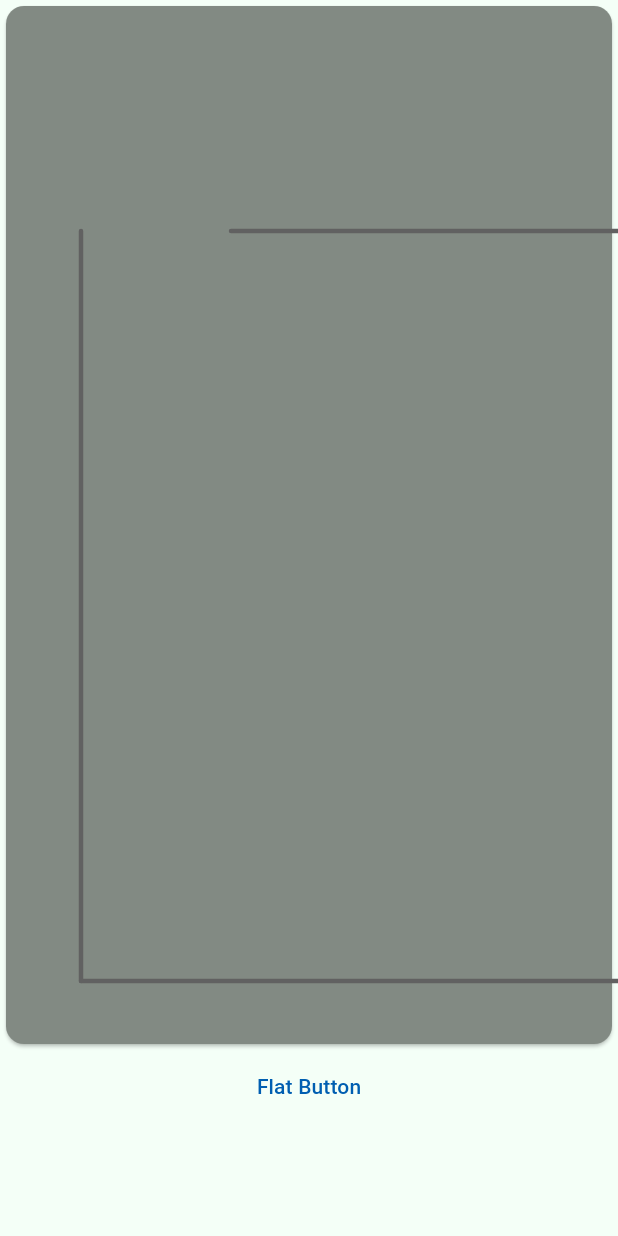
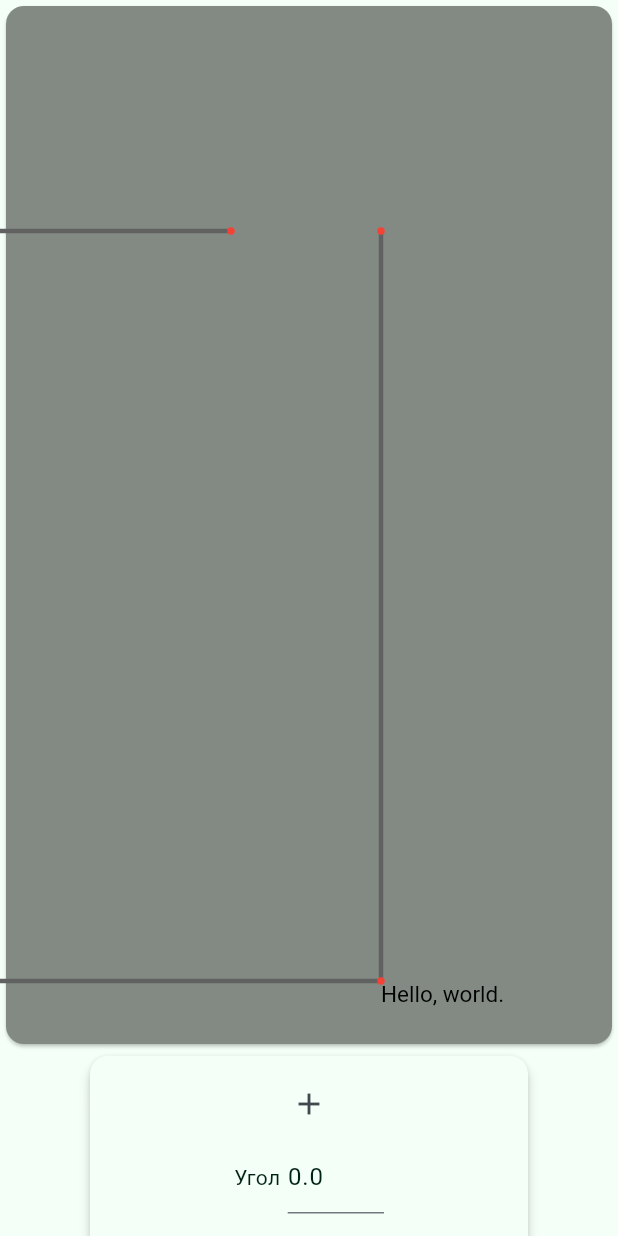
Before and after one commit to MaksLachugin/cad_web_sketcher, a Flutter app: the screen it shows after launch, on a phone screen of 412 x 824 dp. Run offline on Flutter 3.47's test engine with Material 3 defaults, Android fonts, the phone set to English and light mode, and no system bars; our stand-ins replace adaptive_theme, equatable, flutter_bloc, get_it, talker_flutter; missing offline and left inert: talker_bloc_logger; statements that could not run were skipped.

Commit message:
rebuild figure v1

```diff
--- a/lib/canvas_screen/view/canvas_screen.dart
+++ b/lib/canvas_screen/view/canvas_screen.dart
@@ -1,6 +1,6 @@
 import 'package:cad_web_sketcher/canvas_screen/bloc/canvas_screen_bloc.dart';
-import 'package:cad_web_sketcher/canvas_screen/widgets/canvasWidget.dart';
-import 'package:cad_web_sketcher/repo/models/figure.dart';
+import 'package:cad_web_sketcher/canvas_screen/widgets/widgets.dart';
+import 'package:cad_web_sketcher/repo/models/models.dart';
 import 'package:flutter/material.dart';
 import 'package:flutter_bloc/flutter_bloc.dart';
 
@@ -30,14 +30,45 @@
             return Column(
               children: [
                 canvasField(figure),
-                sendButtonWidget(),
+                SizedBox(height: 500, child: linesList(figure)),
+                TextButton(
+                  onPressed: () {
+                    _canvasScreenBloc.add(ReDrawCanvasScreen(figure));
+                  },
+                  child: Container(
+                    padding:
+                        const EdgeInsets.symmetric(vertical: 5, horizontal: 10),
+                    child: const Text('Flat Button'),
+                  ),
+                ),
+                //TODO add presets
               ],
             );
           }
-          return Container();
+          if (state is CanvasScreenLoadingFailure) return const Placeholder();
+
+          return const SizedBox(
+            height: 500,
+            child: Card(
+              color: Colors.black,
+            ),
+          );
         },
       )),
     );
+  }
+
+  ListView linesList(Figure figure) {
+    return ListView.builder(
+        itemBuilder: (context, i) {
+          Line line = figure.lines[i];
+          return LineTile(
+            figure: figure,
+            index: i,
+          );
+        },
+        // separatorBuilder: (context, index) => const Divider(),
+        itemCount: figure.length);
   }
 
   Widget canvasField(Figure figure) {
@@ -47,21 +78,9 @@
         width: 700,
         child: Card(
           color: const Color.fromARGB(255, 130, 138, 131),
-          child: MyCanvasWidget(figure: figure),
+          child: CanvasWidget(figure: figure),
         ),
       ),
     );
   }
 }
-
-Widget sendButtonWidget() {
-  return TextButton(
-    onPressed: () {
-      // figure.lines[1].len += 50;
-    },
-    child: Container(
-      padding: const EdgeInsets.symmetric(vertical: 5, horizontal: 10),
-      child: const Text('Flat Button'),
-    ),
-  );
-}
--- a/lib/canvas_screen/widgets/canvasWidget.dart
+++ /dev/null
@@ -1,35 +0,0 @@
-import 'package:flutter/material.dart';
-import 'dart:ui' as ui;
-import '../../repo/models/figure.dart';
-
-class MyCanvasWidget extends StatelessWidget {
-  MyCanvasWidget({super.key, required this.figure});
-
-  final Figure figure;
-  @override
-  Widget build(BuildContext context) {
-    return CustomPaint(
-      painter: MyPainter(figure),
-    );
-  }
-}
-
-class MyPainter extends CustomPainter {
-  final Figure figure;
-
-  MyPainter(this.figure);
-
-  @override
-  void paint(Canvas canvas, Size size) {
-    Paint paint = Paint()..color = Colors.grey.shade700;
-    paint.strokeWidth = 3;
-    paint.strokeCap = StrokeCap.round;
-
-    canvas.drawPoints(ui.PointMode.polygon, figure.listToDraw(), paint);
-  }
-
-  @override
-  bool shouldRepaint(CustomPainter oldDelegate) {
-    return false;
-  }
-}
--- /dev/null
+++ b/lib/canvas_screen/widgets/line_tile.dart
@@ -0,0 +1,106 @@
+// ignore_for_file: public_member_api_docs, sort_constructors_first
+import 'package:flutter/material.dart';
+import 'package:get_it/get_it.dart';
+
+import 'package:cad_web_sketcher/repo/models/figure.dart';
+import 'package:cad_web_sketcher/repo/models/line.dart';
+
+class LineTile extends StatelessWidget {
+  LineTile({
+    super.key,
+    required this.figure,
+    required this.index,
+  }) {
+    var line = figure.lines[index];
+
+    controller1 = TextEditingController(text: line.angle.toString());
+    controller2 = TextEditingController(text: line.len.toString());
+  }
+
+  final Figure figure;
+  final int index;
+  late TextEditingController controller1;
+  late TextEditingController controller2;
+  @override
+  Widget build(BuildContext context) {
+    return Center(
+      child: SizedBox(
+        width: 300,
+        child: Card(
+          elevation: 3,
+          child: Padding(
+            padding: const EdgeInsets.all(8.0),
+            child: Column(
+              children: [
+                //TODO add inserts
+                IconButton(
+                    onPressed: () {
+                      figure.addLineDefault();
+                    },
+                    icon: Icon(Icons.add)),
+                SizedBox(
+                  width: 100,
+                  child: Row(
+                    mainAxisSize: MainAxisSize.min,
+                    children: [
+                      const SizedBox(
+                          height: 50, child: Center(child: Text('Угол'))),
+                      const SizedBox(
+                        width: 5,
+                      ),
+                      Expanded(
+                        child: TextField(
+                          controller: controller1,
+                          onChanged: (value) => changeAngle(value),
+                        ),
+                      ),
+                    ],
+                  ),
+                ),
+                SizedBox(
+                  width: 100,
+                  child: Row(
+                    mainAxisSize: MainAxisSize.min,
+                    children: [
+                      const SizedBox(
+                          width: 50, child: Center(child: Text('Длина'))),
+                      const SizedBox(
+                        width: 5,
+                      ),
+                      Expanded(
+                        child: TextField(
+                          controller: controller2,
+                          onChanged: (value) => changeLen(value),
+                        ),
+                      ),
+                    ],
+                  ),
+                ),
+                //TODO add inserts
+                IconButton(
+                    onPressed: () {
+                      figure.addLineDefault();
+                    },
+                    icon: Icon(Icons.add)),
+              ],
+            ),
+          ),
+        ),
+      ),
+    );
+  }
+
+  void changeAngle(String angle) {
+    changeLine(angle, controller2.text);
+  }
+
+  void changeLen(String len) {
+    changeLine(controller1.text, len);
+  }
+
+  void changeLine(String angle, String len) {
+    if (angle.isNotEmpty && len.isNotEmpty) {
+      figure.changeLine(index, double.parse(angle), int.parse(len));
+    }
+  }
+}
--- /dev/null
+++ b/lib/canvas_screen/widgets/widgets.dart
@@ -0,0 +1,2 @@
+export 'line_tile.dart';
+export 'canvas_widget.dart';
--- a/lib/repo/models/figure.dart
+++ b/lib/repo/models/figure.dart
@@ -1,8 +1,10 @@
 import 'dart:ui';
 
+import 'package:cad_web_sketcher/repo/utils/customMath.dart';
+import 'package:equatable/equatable.dart';
 import 'line.dart';
 
-class Figure {
+class Figure extends Equatable {
   List<Line> lines = <Line>[];
   Offset startPoint;
 
@@ -10,30 +12,43 @@
 
   get length => lines.length;
 
-  int addLine(double angle, int len) {
-    if (lines.isEmpty) {
-      lines.add(Line(startPoint, len, angle));
-      return 1;
-    }
-    lines.add(Line(lines.last.endPoint!, len, angle));
-    return 1;
+  void addLine(double angle, int len) {
+    lines.add(Line(len, angle));
   }
 
-  int addLineDefault() {
-    return addLine(90, 100);
+  void changeLine(int index, double angle, int len) {
+    if (lines.isEmpty) {
+      return;
+    }
+    if (index >= 0 && index < length) {
+      lines[index].angle = angle;
+      lines[index].len = len;
+    }
+  }
+
+  void addLineDefault() {
+    return addLine(90, 50);
   }
 
   List<Offset> listToDraw() {
     List<Offset> res = <Offset>[];
-
-    res.add(startPoint);
-
-    for (var element in lines) {
-      res.add(element.endPoint!);
+    Offset first = startPoint;
+    res.add(first);
+    for (var line in lines) {
+      first = genEndPoint(first, line);
+      res.add(first);
     }
-
     return res;
   }
+
+  @override
+  List<Object?> get props => [startPoint, lines];
+  //TODO add inserts
+}
+
+Offset genEndPoint(Offset point, Line line) {
+  return Offset(point.dx + line.len * cosDegree(line.angle + 180),
+      point.dy + line.len * sinDegree(line.angle));
 }
 
 Figure genFig() {
--- a/lib/repo/models/line.dart
+++ b/lib/repo/models/line.dart
@@ -1,46 +1,20 @@
-import 'dart:ui';
-import 'package:cad_web_sketcher/repo/utils/customMath.dart';
+import 'package:equatable/equatable.dart';
 
-class Line {
-  Offset _point;
-
-  Offset get point => _point;
-
-  set point(Offset value) {
-    _point = value;
-  }
-
+class Line extends Equatable {
   int _len;
-
   int get len => _len;
-
   set len(int value) {
     _len = value;
   }
 
   double _angle;
-
   double get angle => _angle;
-
   set angle(double value) {
     _angle = value;
   }
 
-  Offset? _endPoint;
+  Line(this._len, this._angle);
 
-  Offset? get endPoint {
-    genEndPoint();
-    return _endPoint;
-  }
-
-  set endPoint(Offset? value) {
-    _endPoint = value;
-  }
-
-  Line(this._point, this._len, this._angle);
-
-  void genEndPoint() {
-    endPoint = Offset(
-        point.dx + len * cosDegree(angle), point.dy + len * sinDegree(angle));
-  }
+  @override
+  List<Object?> get props => [_len, _angle];
 }
--- /dev/null
+++ b/lib/repo/models/models.dart
@@ -0,0 +1,2 @@
+export 'line.dart';
+export 'figure.dart';
```
Also changed, not shown: lib/canvas_screen/widgets/canvas_widget.dart (added, +61 -0 lines).
